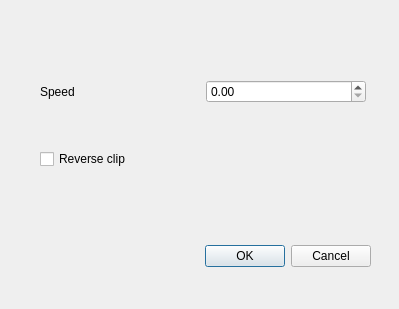
KDE/kdenlive, file src/ui/speeddialog_ui.ui: the form before one commit.
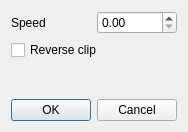
The form after the commit.

Commit message: Cleanup clip speed dialog

```diff
--- a/src/ui/speeddialog_ui.ui
+++ b/src/ui/speeddialog_ui.ui
@@ -6,58 +6,59 @@
    <rect>
     <x>0</x>
     <y>0</y>
-    <width>399</width>
-    <height>309</height>
+    <width>186</width>
+    <height>132</height>
    </rect>
   </property>
   <property name="windowTitle">
    <string>Dialog</string>
   </property>
-  <widget class="QDialogButtonBox" name="buttonBox">
-   <property name="geometry">
-    <rect>
-     <x>30</x>
-     <y>240</y>
-     <width>341</width>
-     <height>32</height>
-    </rect>
-   </property>
-   <property name="orientation">
-    <enum>Qt::Horizontal</enum>
-   </property>
-   <property name="standardButtons">
-    <set>QDialogButtonBox::Cancel|QDialogButtonBox::Ok</set>
-   </property>
-  </widget>
-  <widget class="QWidget" name="gridLayoutWidget">
-   <property name="geometry">
-    <rect>
-     <x>40</x>
-     <y>40</y>
-     <width>326</width>
-     <height>171</height>
-    </rect>
-   </property>
    <layout class="QGridLayout" name="gridLayout">
     <item row="0" column="0">
+    <layout class="QHBoxLayout" name="horizontalLayout">
+     <item>
      <widget class="QLabel" name="label">
       <property name="text">
        <string>Speed</string>
       </property>
      </widget>
     </item>
-    <item row="0" column="1">
+     <item>
      <widget class="QDoubleSpinBox" name="doubleSpinBox"/>
     </item>
-    <item row="2" column="0" colspan="2">
+    </layout>
+   </item>
+   <item row="1" column="0">
      <widget class="QCheckBox" name="checkBox">
       <property name="text">
        <string>Reverse clip</string>
       </property>
      </widget>
     </item>
-   </layout>
-  </widget>
+   <item row="3" column="0">
+    <widget class="QDialogButtonBox" name="buttonBox">
+     <property name="orientation">
+      <enum>Qt::Horizontal</enum>
+     </property>
+     <property name="standardButtons">
+      <set>QDialogButtonBox::Cancel|QDialogButtonBox::Ok</set>
+     </property>
+    </widget>
+   </item>
+   <item row="2" column="0">
+    <spacer name="verticalSpacer">
+     <property name="orientation">
+      <enum>Qt::Vertical</enum>
+     </property>
+     <property name="sizeHint" stdset="0">
+      <size>
+       <width>20</width>
+       <height>40</height>
+      </size>
+     </property>
+    </spacer>
+   </item>
+  </layout>
  </widget>
  <resources/>
  <connections>
```
Lines whose indentation alone changed are shown as unchanged.
